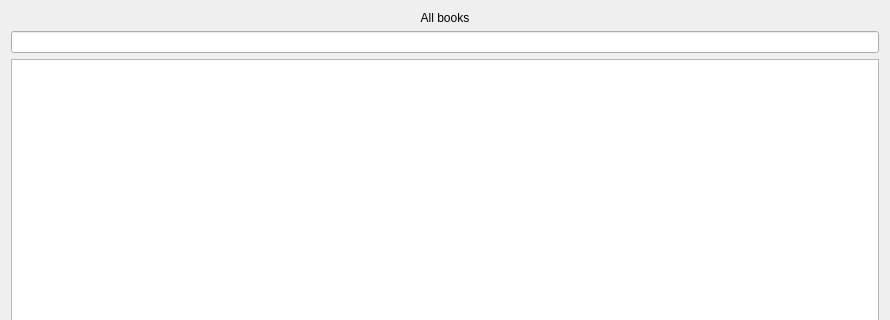
This is assets/ui_XML/allBooks_window.ui in nisaia/P-yQt-ersonal-management-system as Qt 5 draws it before an edit; both pictures show x 0 to 890 and y 0 to 320 of the 890 by 730 pixel window. The edited form follows.
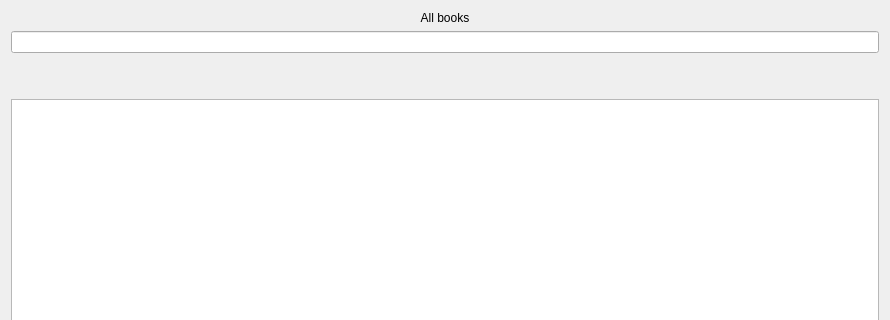
This is the edited form.

Patch:
```diff
--- a/assets/ui_XML/allBooks_window.ui
+++ b/assets/ui_XML/allBooks_window.ui
@@ -31,6 +31,22 @@
      </item>
     </layout>
    </item>
+   <item>
+    <spacer name="verticalSpacer">
+     <property name="orientation">
+      <enum>Qt::Vertical</enum>
+     </property>
+     <property name="sizeType">
+      <enum>QSizePolicy::Preferred</enum>
+     </property>
+     <property name="sizeHint" stdset="0">
+      <size>
+       <width>20</width>
+       <height>40</height>
+      </size>
+     </property>
+    </spacer>
+   </item>
    <item>
     <widget class="QTableView" name="tableView">
      <property name="editTriggers">
```
